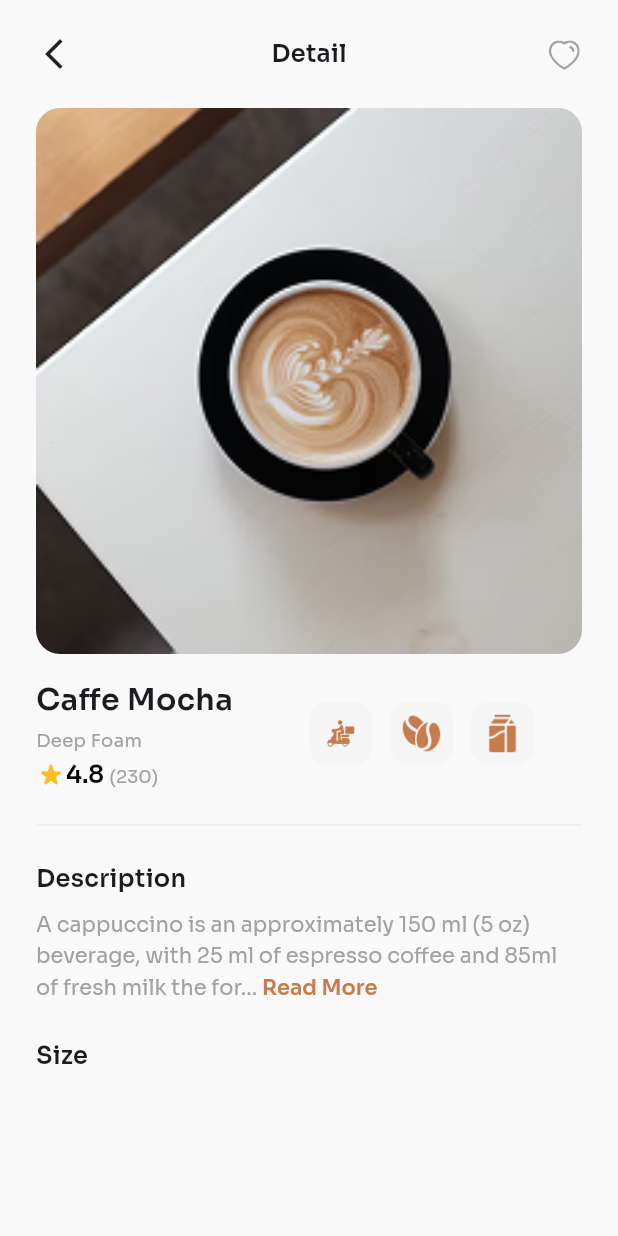
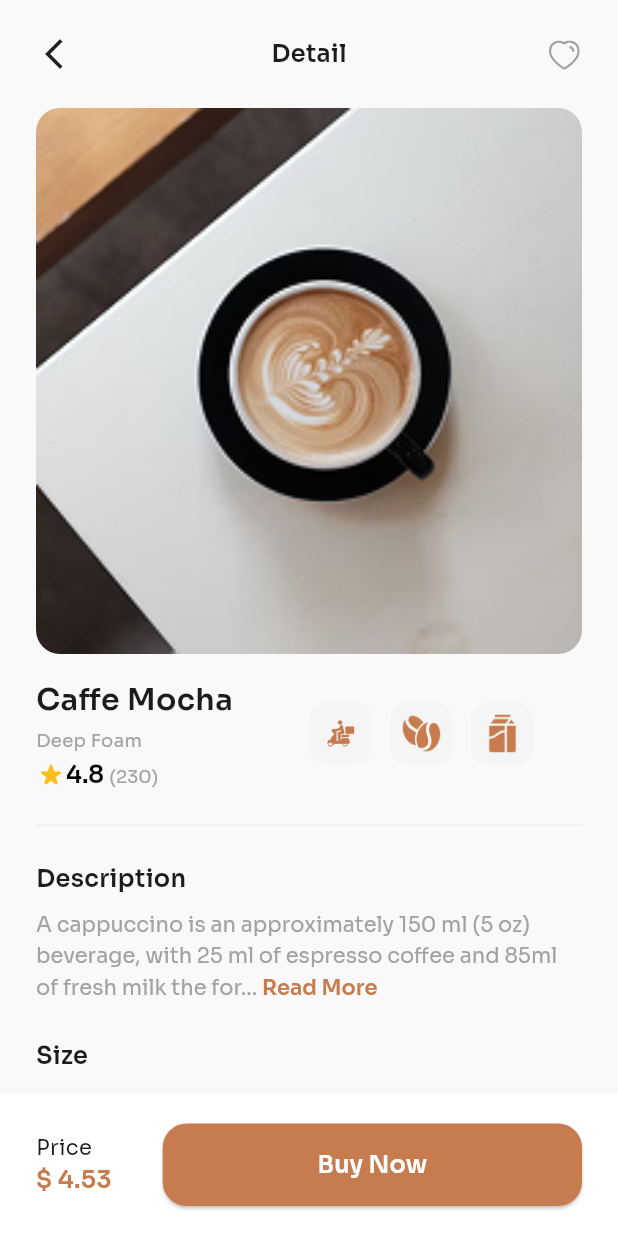
Before and after one commit to SherazAli-67/coffee-shop-ui, a Flutter app: the screen it shows after launch, after a tap on "4.8", on a phone screen of 412 x 824 dp. Run offline on Flutter 3.47's test engine with Material 3 defaults, Android fonts, the phone set to English and light mode, and no system bars; our stand-ins replace flutter_svg, go_router.

Commit message:
Coffee Shop App - Development
1. Coffee Detail Screen Completed

```diff
--- a/lib/presentation/screens/coffee_detail_screen.dart
+++ b/lib/presentation/screens/coffee_detail_screen.dart
@@ -3,6 +3,7 @@ import 'package:coffee_app/core/app_colors.dart';
 import 'package:coffee_app/core/app_icons.dart';
 import 'package:coffee_app/core/app_textstyles.dart';
 import 'package:coffee_app/core/models/coffee_model.dart';
+import 'package:coffee_app/presentation/widgets/primary_btn.dart';
 import 'package:flutter/material.dart';
 import 'package:flutter_svg/flutter_svg.dart';
 
@@ -13,7 +14,10 @@ class CoffeeDetailScreen extends StatelessWidget{
   @override
   Widget build(BuildContext context) {
     return Scaffold(
-      body: SafeArea(child: Padding(
+      body: SafeArea(child: Column(
+        children: [
+          Expanded(
+            child: SingleChildScrollView(
               padding: const .all(24.0),
               child: Column(
                 spacing: 16,
@@ -104,12 +108,53 @@ class CoffeeDetailScreen extends StatelessWidget{
                     crossAxisAlignment: .start,
                     spacing: 16,
                     children: [
-                Text("Size", style: AppTextStyles.btnTextStyle,)
+                      Text("Size", style: AppTextStyles.btnTextStyle,),
+                      Row(
+                        spacing: 16,
+                        children: [
+                          Expanded(child: _buildSizeItemWidget(size: 'S')),
+                          Expanded(child: _buildSizeItemWidget(size: 'M')),
+                          Expanded(child: _buildSizeItemWidget(size: 'L')),
                         ],
+                      )
+                    ],
+                  ),),
+                ],
+              ),
+            ),
+          ),
+          Padding(padding: .only(top: 8), child: Container(
+            decoration: BoxDecoration(
+                color: Colors.white
+            ),
+            padding: .symmetric(horizontal: 24, vertical: 20),
+            child: Row(
+              spacing: 34,
+              children: [
+                Column(
+                  crossAxisAlignment: .start,
+                  children: [
+                    Text("Price", style: AppTextStyles.regularTextStyle,),
+                    Text('\$ ${coffee.price}', style: AppTextStyles.btnTextStyle.copyWith(color: AppColors.primaryColor),)
+                  ],
+                ),
+                Expanded(child: PrimaryBtn(btnText: "Buy Now"))
+              ],
+            ),
           ),)
         ],
+      )),
+    );
+  }
+
+  Widget _buildSizeItemWidget({required String size}) {
+    return Container(
+      decoration: BoxDecoration(
+          borderRadius: .circular(12),
+          border: .all(color: AppColors.lightWhiteColor)
       ),
-      )),
+      padding: .symmetric(vertical: 10),
+      child: Text(size, style: AppTextStyles.regularTextStyle, textAlign: .center,),
     );
   }
 
```
Lines whose indentation alone changed are shown as unchanged.
